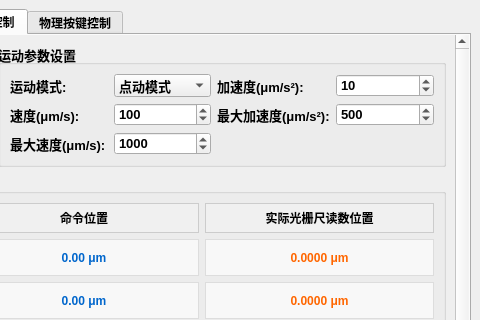
The window that src/ui/MutiCamApp.ui (NicoleKJ9721/MutiCamApp) describes before a commit, drawn with Qt 5; both pictures show x 534 to 1014 and y 0 to 320 of the 1014 by 739 pixel window.
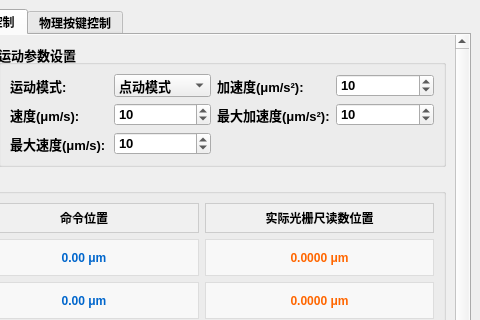
The same window after the commit. The open tabs and pages were chosen to show the change.

Commit message:
🐛 fix(AxisController): 调整运动参数以限制最大速度和加速度
- 修改运动参数结构体中的最大速度和加速度值，降低至10.0和50.0以提高安全性。
- 更新UI配置中的相关数值，确保与新的运动参数一致，避免潜在的超速问题。

Diff of the .ui file:
```diff
--- a/src/ui/MutiCamApp.ui
+++ b/src/ui/MutiCamApp.ui
@@ -3789,10 +3789,10 @@
                     <number>1</number>
                    </property>
                    <property name="maximum">
-                    <number>1000</number>
+                    <number>50</number>
                    </property>
                    <property name="value">
-                    <number>100</number>
+                    <number>10</number>
                    </property>
                   </widget>
                  </item>
@@ -3809,10 +3809,10 @@
                     <number>1</number>
                    </property>
                    <property name="maximum">
-                    <number>1000</number>
+                    <number>50</number>
                    </property>
                    <property name="value">
-                    <number>500</number>
+                    <number>10</number>
                    </property>
                   </widget>
                  </item>
@@ -3870,10 +3870,10 @@
                     <number>1</number>
                    </property>
                    <property name="maximum">
-                    <number>5000</number>
+                    <number>50</number>
                    </property>
                    <property name="value">
-                    <number>1000</number>
+                    <number>10</number>
                    </property>
                   </widget>
                  </item>
```
Left out of the diff: 2 changed lines with no effect on the pictures. The commit also changes 2 other files.
